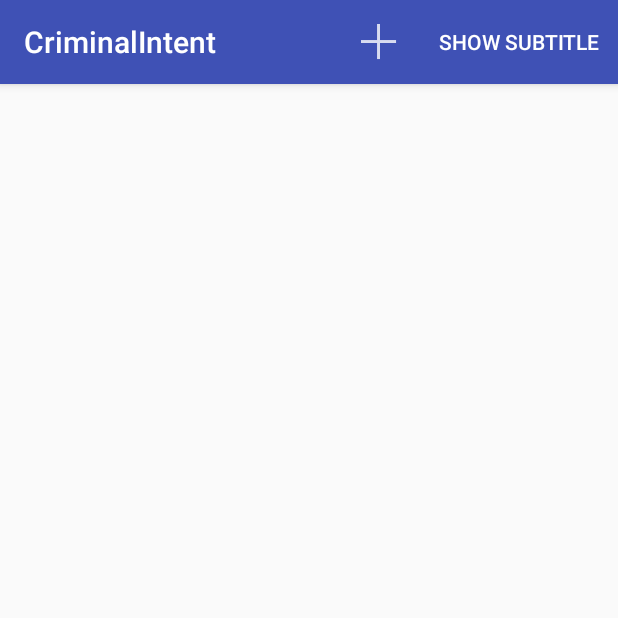
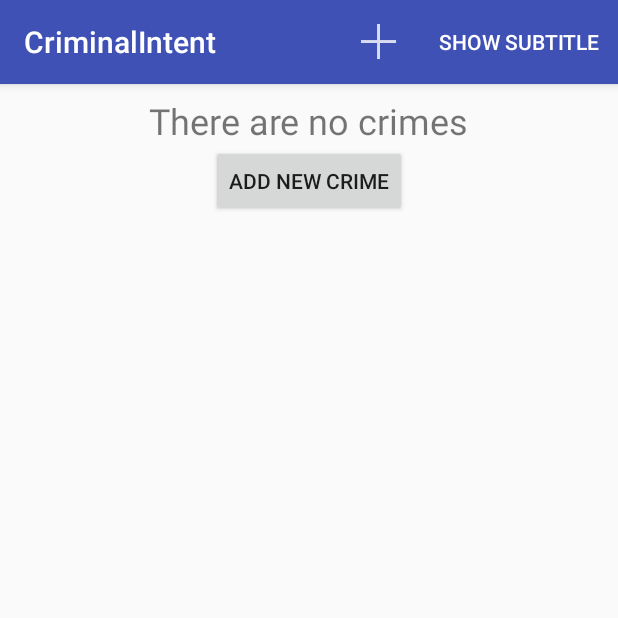
Before and after one commit to UelitonFreitas/BigNerdRanch, an Android app: the screen it shows after launch (CrimeListActivity), on a phone screen of 412 x 824 dp, the top half of it. Run offline under Robolectric (Android 15) with nearby library versions, the phone set to English and light mode, and no system bars.

Commit message:
Chalange 2 from chapter 12 finished!

```diff
--- a/CriminalIntent/app/src/main/java/com/origin/ueliton/criminalintent/fragment/CrimeListFragment.java
+++ b/CriminalIntent/app/src/main/java/com/origin/ueliton/criminalintent/fragment/CrimeListFragment.java
@@ -12,7 +12,9 @@ import android.view.MenuInflater;
 import android.view.MenuItem;
 import android.view.View;
 import android.view.ViewGroup;
+import android.widget.Button;
 import android.widget.CheckBox;
+import android.widget.LinearLayout;
 import android.widget.TextView;
 
 import com.origin.ueliton.criminalintent.R;
@@ -32,6 +34,8 @@ public class CrimeListFragment extends Fragment {
     private CrimeAdapter mAdapter;
     private static int lastModifiedCrimePosition;
     private boolean mSubtitleVisible;
+    private LinearLayout mEmptyListContent;
+    private Button mAddNewCrimeButton;
 
     @Override
     public void onCreate(Bundle savedInstanceState) {
@@ -44,9 +48,20 @@ public class CrimeListFragment extends Fragment {
     public View onCreateView(LayoutInflater inflater, ViewGroup container,
                              Bundle savedInstanceState) {
         View view = inflater.inflate(R.layout.fragment_crime_list, container, false);
+
         mCrimeRecyclerView = (RecyclerView) view
                 .findViewById(R.id.crime_recycler_view);
         mCrimeRecyclerView.setLayoutManager(new LinearLayoutManager(getActivity()));
+
+        mEmptyListContent = (LinearLayout) view.findViewById(R.id.linear_layout_empty_list);
+
+        mAddNewCrimeButton = (Button) view.findViewById(R.id.button_add_new_crime);
+        mAddNewCrimeButton.setOnClickListener(new View.OnClickListener() {
+            @Override
+            public void onClick(View v) {
+                addNewCrime();
+            }
+        });
 
         updateUI();
 
@@ -135,7 +150,9 @@ public class CrimeListFragment extends Fragment {
 
     private void updateUI() {
         CrimeLab crimeLab = CrimeLab.get(getActivity());
+
         List<Crime> crimes = crimeLab.getCrimes();
+
         if (mAdapter == null) {
             mAdapter = new CrimeAdapter(crimes);
             mCrimeRecyclerView.setAdapter(mAdapter);
@@ -146,7 +163,20 @@ public class CrimeListFragment extends Fragment {
                 mAdapter.notifyItemChanged(lastModifiedCrimePosition);
         }
 
+        if(crimes != null && crimes.size() > 0)
+            hideEmptyList();
+        else
+            showEmptyList();
+
         updateSubtitle();
+    }
+
+    private void showEmptyList() {
+        mEmptyListContent.setVisibility(View.VISIBLE);
+    }
+
+    private void hideEmptyList() {
+        mEmptyListContent.setVisibility(View.GONE);
     }
 
     @Override
@@ -168,12 +198,7 @@ public class CrimeListFragment extends Fragment {
         switch (item.getItemId()) {
             case R.id.menu_item_new_crime:
 
-                Crime crime = new Crime();
-                CrimeLab.get(getActivity()).addCrime(crime);
-
-                Intent intent = CrimePagerActivity
-                        .newIntent(getActivity(), crime.getId());
-                startActivity(intent);
+                addNewCrime();
                 return true;
 
             case R.id.menu_item_show_subtitle:
@@ -187,10 +212,20 @@ public class CrimeListFragment extends Fragment {
         }
     }
 
+    private void addNewCrime() {
+        Crime crime = new Crime();
+        CrimeLab.get(getActivity()).addCrime(crime);
+
+        Intent intent = CrimePagerActivity
+                .newIntent(getActivity(), crime.getId());
+        startActivity(intent);
+    }
+
     private void updateSubtitle() {
         CrimeLab crimeLab = CrimeLab.get(getActivity());
         int crimeCount = crimeLab.getCrimes().size();
-        String subtitle = getString(R.string.subtitle_format, crimeCount);
+        String subtitle = getResources()
+                .getQuantityString(R.plurals.subtitle_plural, crimeCount, crimeCount);
 
         if (!mSubtitleVisible) {
             subtitle = null;
--- a/CriminalIntent/app/src/main/res/layout/fragment_crime_list.xml
+++ b/CriminalIntent/app/src/main/res/layout/fragment_crime_list.xml
@@ -1,6 +1,34 @@
 <?xml version="1.0" encoding="utf-8"?>
-<android.support.v7.widget.RecyclerView
+<RelativeLayout
     xmlns:android="http://schemas.android.com/apk/res/android"
-    android:id="@+id/crime_recycler_view"
     android:layout_width="match_parent"
-    android:layout_height="match_parent"/>
+    android:layout_height="match_parent">
+
+    <android.support.v7.widget.RecyclerView
+        android:id="@+id/crime_recycler_view"
+        xmlns:android="http://schemas.android.com/apk/res/android"
+        android:layout_width="match_parent"
+        android:layout_height="match_parent"/>
+
+    <LinearLayout
+        android:id="@+id/linear_layout_empty_list"
+        android:layout_width="match_parent"
+        android:layout_height="wrap_content"
+        android:gravity="center"
+        android:orientation="vertical"
+        android:padding="8dp">
+
+        <TextView
+            android:layout_width="wrap_content"
+            android:layout_height="wrap_content"
+            android:text="@string/there_is_no_crimes"
+            android:textSize="24dp"/>
+
+        <Button
+            android:id="@+id/button_add_new_crime"
+            android:layout_width="wrap_content"
+            android:layout_height="wrap_content"
+            android:text="@string/add_new_crime"/>
+    </LinearLayout>
+
+</RelativeLayout>
--- a/CriminalIntent/app/src/main/res/values/strings.xml
+++ b/CriminalIntent/app/src/main/res/values/strings.xml
@@ -14,4 +14,12 @@
     <string name="hide_subtitle">Hide Subtitle</string>
     <string name="subtitle_format">%1$s crimes</string>
     <string name="delete_crime">Delete Crime</string>
+    <string name="there_is_no_crimes">There are no crimes</string>
+    <string name="add_new_crime">Add new crime</string>
+
+    <plurals name="subtitle_plural">
+        <item quantity="one">%1$s crime</item>
+        <item quantity="other">%1$s crimes</item>
+    </plurals>
+
 </resources>
```
